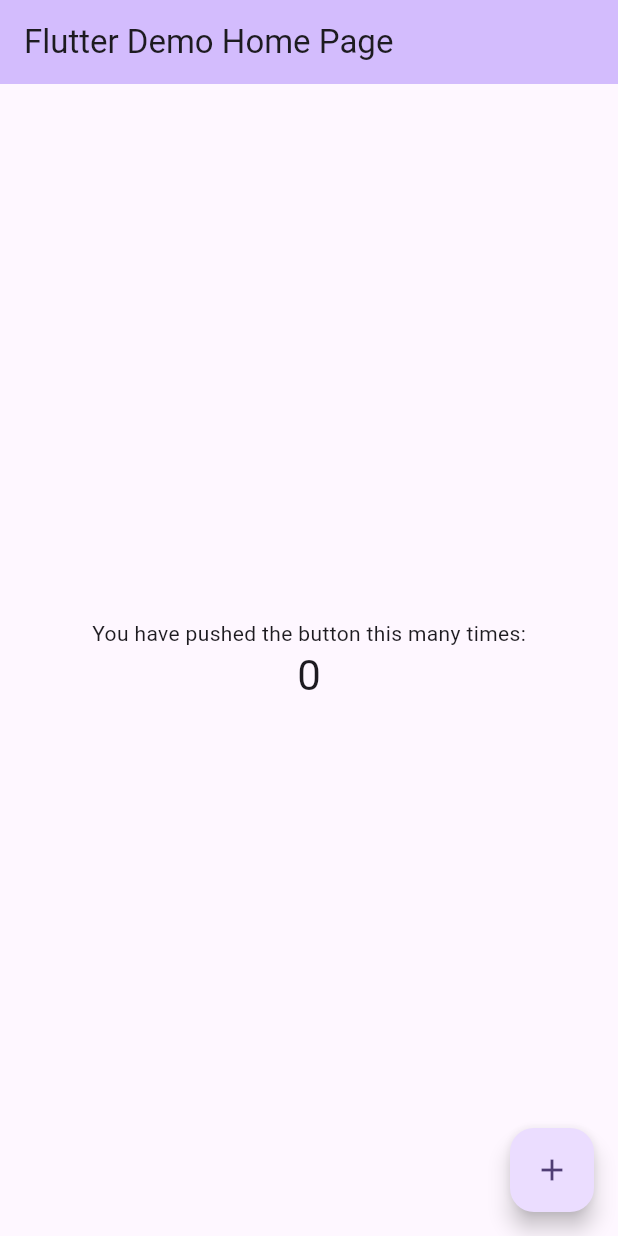
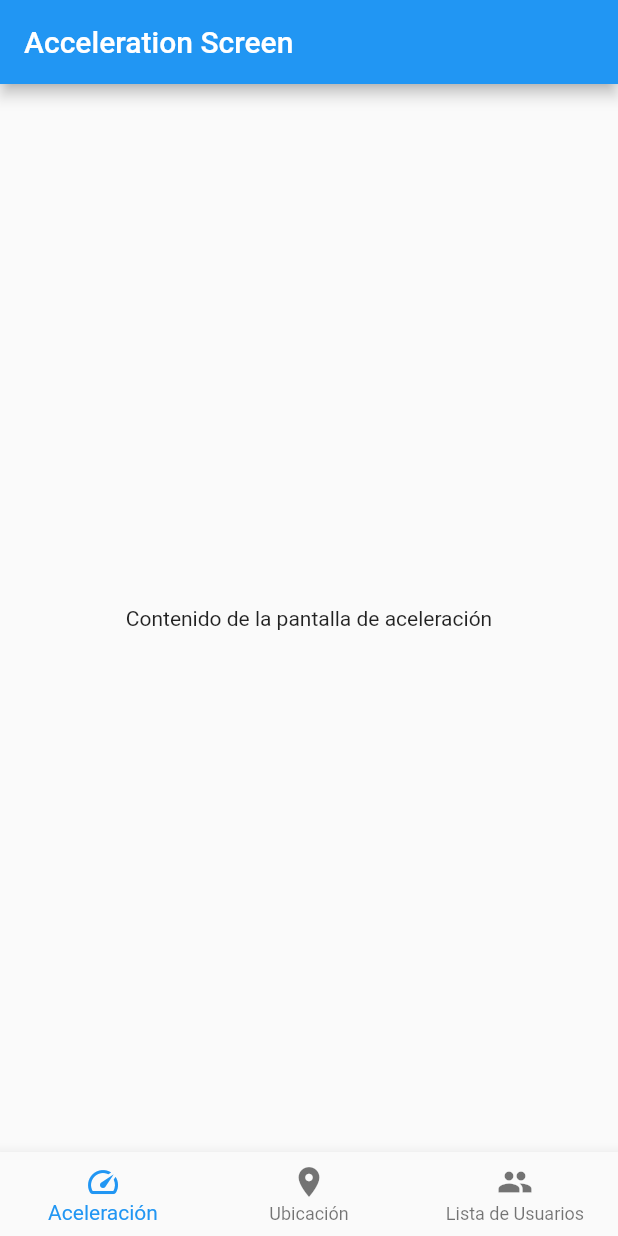
Before and after one commit to inge-fabiansuarez/final_project, a Flutter app: the screen it shows after launch, on a phone screen of 412 x 824 dp. Run offline on Flutter 3.47's test engine with Material 2 defaults, Android fonts, the phone set to English and light mode, and no system bars; our stand-ins replace firebase_core; accounts and stored records are empty.

Commit message:
tenemos la navegacion

```diff
--- /dev/null
+++ b/lib/acceleration_screen.dart
@@ -0,0 +1,15 @@
+import 'package:flutter/material.dart';
+
+class AccelerationScreen extends StatelessWidget {
+  @override
+  Widget build(BuildContext context) {
+    return Scaffold(
+      appBar: AppBar(
+        title: Text('Acceleration Screen'),
+      ),
+      body: Center(
+        child: Text('Contenido de la pantalla de aceleración'),
+      ),
+    );
+  }
+}
--- /dev/null
+++ b/lib/location_screen.dart
@@ -0,0 +1,15 @@
+import 'package:flutter/material.dart';
+
+class LocationScreen extends StatelessWidget {
+  @override
+  Widget build(BuildContext context) {
+    return Scaffold(
+      appBar: AppBar(
+        title: Text('Location Screen'),
+      ),
+      body: Center(
+        child: Text('Contenido de la pantalla de ubicación'),
+      ),
+    );
+  }
+}
--- a/lib/main.dart
+++ b/lib/main.dart
@@ -1,125 +1,67 @@
 import 'package:flutter/material.dart';
+import 'acceleration_screen.dart';
+import 'location_screen.dart';
+import 'user_list_screen.dart';
 
 void main() {
-  runApp(const MyApp());
+  runApp(MyApp());
 }
 
 class MyApp extends StatelessWidget {
-  const MyApp({super.key});
-
-  // This widget is the root of your application.
   @override
   Widget build(BuildContext context) {
     return MaterialApp(
-      title: 'Flutter Demo',
+      /* title: 'Proyecto Final', */
       theme: ThemeData(
-        // This is the theme of your application.
-        //
-        // TRY THIS: Try running your application with "flutter run". You'll see
-        // the application has a blue toolbar. Then, without quitting the app,
-        // try changing the seedColor in the colorScheme below to Colors.green
-        // and then invoke "hot reload" (save your changes or press the "hot
-        // reload" button in a Flutter-supported IDE, or press "r" if you used
-        // the command line to start the app).
-        //
-        // Notice that the counter didn't reset back to zero; the application
-        // state is not lost during the reload. To reset the state, use hot
-        // restart instead.
-        //
-        // This works for code too, not just values: Most code changes can be
-        // tested with just a hot reload.
-        colorScheme: ColorScheme.fromSeed(seedColor: Colors.deepPurple),
-        useMaterial3: true,
+        primarySwatch: Colors.blue,
       ),
-      home: const MyHomePage(title: 'Flutter Demo Home Page'),
+      home: MyHomePage(),
     );
   }
 }
 
 class MyHomePage extends StatefulWidget {
-  const MyHomePage({super.key, required this.title});
-
-  // This widget is the home page of your application. It is stateful, meaning
-  // that it has a State object (defined below) that contains fields that affect
-  // how it looks.
-
-  // This class is the configuration for the state. It holds the values (in this
-  // case the title) provided by the parent (in this case the App widget) and
-  // used by the build method of the State. Fields in a Widget subclass are
-  // always marked "final".
-
-  final String title;
-
   @override
-  State<MyHomePage> createState() => _MyHomePageState();
+  _MyHomePageState createState() => _MyHomePageState();
 }
 
 class _MyHomePageState extends State<MyHomePage> {
-  int _counter = 0;
-
-  void _incrementCounter() {
-    setState(() {
-      // This call to setState tells the Flutter framework that something has
-      // changed in this State, which causes it to rerun the build method below
-      // so that the display can reflect the updated values. If we changed
-      // _counter without calling setState(), then the build method would not be
-      // called again, and so nothing would appear to happen.
-      _counter++;
-    });
-  }
+  int _currentIndex = 0;
+  final List<Widget> _screens = [
+    AccelerationScreen(),
+    LocationScreen(),
+    UserListScreen(),
+  ];
 
   @override
   Widget build(BuildContext context) {
-    // This method is rerun every time setState is called, for instance as done
-    // by the _incrementCounter method above.
-    //
-    // The Flutter framework has been optimized to make rerunning build methods
-    // fast, so that you can just rebuild anything that needs updating rather
-    // than having to individually change instances of widgets.
     return Scaffold(
-      appBar: AppBar(
-        // TRY THIS: Try changing the color here to a specific color (to
-        // Colors.amber, perhaps?) and trigger a hot reload to see the AppBar
-        // change color while the other colors stay the same.
-        backgroundColor: Theme.of(context).colorScheme.inversePrimary,
-        // Here we take the value from the MyHomePage object that was created by
-        // the App.build method, and use it to set our appbar title.
-        title: Text(widget.title),
+      /* appBar: AppBar(
+        title: Text('Proyecto Final'),
+      ), */
+      body: _screens[_currentIndex],
+      bottomNavigationBar: BottomNavigationBar(
+        currentIndex: _currentIndex,
+        onTap: (index) {
+          setState(() {
+            _currentIndex = index;
+          });
+        },
+        items: [
+          BottomNavigationBarItem(
+            icon: Icon(Icons.speed),
+            label: 'Aceleración',
+          ),
+          BottomNavigationBarItem(
+            icon: Icon(Icons.location_on),
+            label: 'Ubicación',
+          ),
+          BottomNavigationBarItem(
+            icon: Icon(Icons.people),
+            label: 'Lista de Usuarios',
+          ),
+        ],
       ),
-      body: Center(
-        // Center is a layout widget. It takes a single child and positions it
-        // in the middle of the parent.
-        child: Column(
-          // Column is also a layout widget. It takes a list of children and
-          // arranges them vertically. By default, it sizes itself to fit its
-          // children horizontally, and tries to be as tall as its parent.
-          //
-          // Column has various properties to control how it sizes itself and
-          // how it positions its children. Here we use mainAxisAlignment to
-          // center the children vertically; the main axis here is the vertical
-          // axis because Columns are vertical (the cross axis would be
-          // horizontal).
-          //
-          // TRY THIS: Invoke "debug painting" (choose the "Toggle Debug Paint"
-          // action in the IDE, or press "p" in the console), to see the
-          // wireframe for each widget.
-          mainAxisAlignment: MainAxisAlignment.center,
-          children: <Widget>[
-            const Text(
-              'You have pushed the button this many times:',
-            ),
-            Text(
-              '$_counter',
-              style: Theme.of(context).textTheme.headlineMedium,
-            ),
-          ],
-        ),
-      ),
-      floatingActionButton: FloatingActionButton(
-        onPressed: _incrementCounter,
-        tooltip: 'Increment',
-        child: const Icon(Icons.add),
-      ), // This trailing comma makes auto-formatting nicer for build methods.
     );
   }
 }
--- /dev/null
+++ b/lib/user_list_screen.dart
@@ -0,0 +1,15 @@
+import 'package:flutter/material.dart';
+
+class UserListScreen extends StatelessWidget {
+  @override
+  Widget build(BuildContext context) {
+    return Scaffold(
+      appBar: AppBar(
+        title: Text('User List Screen'),
+      ),
+      body: Center(
+        child: Text('Contenido de la pantalla de lista de usuarios'),
+      ),
+    );
+  }
+}
```
